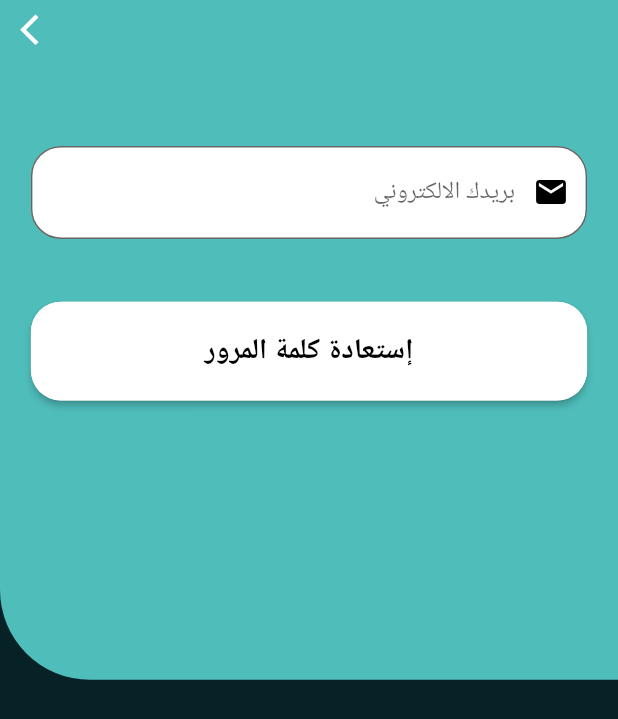
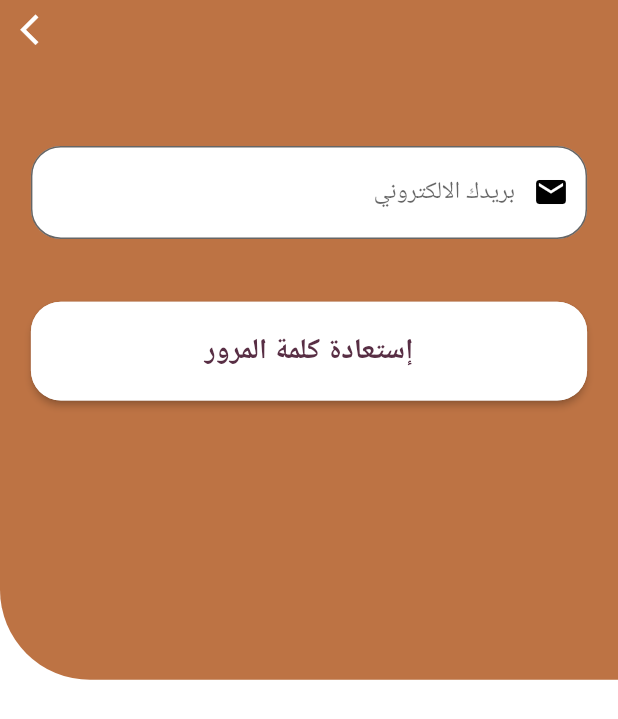
Before and after one commit to ScarX0/Flutter_Hackathon, a Flutter app: the Signin screen opened directly, after a tap on "فتح حساب", after a tap on "تسجيل الدخول", after a tap on "نسيت كلمة السر", on a phone screen of 412 x 824 dp. Shown: the top 719 px of the screen. Run offline on Flutter 3.47's test engine with Material 2 defaults, Android fonts, the phone set to English and light mode, and no system bars.

Commit message:
rebuilding ui

```diff
--- a/lib/Screens/Auth/Signin.dart
+++ b/lib/Screens/Auth/Signin.dart
@@ -52,7 +52,7 @@ class _SigninState extends State<Signin> {
                 Container(
                   height: MediaQuery.of(context).size.height,
                   decoration: const BoxDecoration(
-                    color: Color(0xff072227),
+                    color: Colors.white
                   ),
                 ),
                 Container(
@@ -64,7 +64,7 @@ class _SigninState extends State<Signin> {
                       Expanded(
                         child: Container(
                           decoration: BoxDecoration(
-                            color: Color(0xff4FBDBA),
+                            color: Color(0xffbd7344),
                             borderRadius: BorderRadius.only(
                               topRight: signin
                                   ? Radius.circular(60)
@@ -78,7 +78,7 @@ class _SigninState extends State<Signin> {
                           child: Column(
                             children: [
                               Container(
-                                height: HeightSize * 0.1,
+                                height: HeightSize * 0.11,
                                 padding: EdgeInsets.symmetric(
                                     vertical: HeightSize * 0.02,
                                     horizontal: WidthSize * 0.07),
@@ -110,8 +110,8 @@ class _SigninState extends State<Signin> {
                                             width: WidthSize * 0.2,
                                             height: HeightSize * 0.005,
                                             color: !signin
-                                                ? Color(0xff4FBDBA)
-                                                : Color(0xff072227),
+                                                ? Color(0xffbd7344)
+                                                : Color(0xff582e44),
                                           )
                                         ],
                                       ),
@@ -140,8 +140,8 @@ class _SigninState extends State<Signin> {
                                             width: WidthSize * 0.2,
                                             height: HeightSize * 0.005,
                                             color: signin
-                                                ? Color(0xff4FBDBA)
-                                                : Color(0xff072227),
+                                                ? Color(0xffbd7344)
+                                                : Color(0xff582e44),
                                           )
                                         ],
                                       ),
@@ -183,7 +183,7 @@ class _SigninState extends State<Signin> {
                                                     keyboardType: TextInputType
                                                         .emailAddress,
                                                     cursorColor:
-                                                        Color(0xff4FBDBA),
+                                                        Color(0xff582e44),
                                                     decoration: InputDecoration(
                                                       errorStyle: TextStyle(
                                                         color: Colors.white,
@@ -204,13 +204,13 @@ class _SigninState extends State<Signin> {
 
                                                       hoverColor: Colors.black,
                                                       focusColor:
-                                                          Color(0xff4FBDBA),
+                                                          Color(0xff582e44),
                                                       focusedBorder:
                                                           OutlineInputBorder(
                                                               borderSide:
                                                                   const BorderSide(
                                                                 color: Color(
-                                                                    0xff4FBDBA),
+                                                                    0xff582e44),
                                                               ),
                                                               borderRadius:
                                                                   BorderRadius
@@ -258,7 +258,7 @@ class _SigninState extends State<Signin> {
                                                     obscureText:
                                                         _passwordVisible,
                                                     cursorColor:
-                                                        Color(0xff4FBDBA),
+                                                        Color(0xff582e44),
                                                     decoration: InputDecoration(
                                                       errorStyle: TextStyle(
                                                         color: Colors.white,
@@ -278,13 +278,13 @@ class _SigninState extends State<Signin> {
                                                                           20.0)),
                                                       hoverColor: Colors.black,
                                                       focusColor:
-                                                          Color(0xff4FBDBA),
+                                                          Color(0xff582e44),
                                                       focusedBorder:
                                                           OutlineInputBorder(
                                                               borderSide:
                                                                   const BorderSide(
                                                                 color: Color(
-                                                                    0xff4FBDBA),
+                                                                    0xff582e44),
                                                               ),
                                                               borderRadius:
                                                                   BorderRadius
@@ -378,7 +378,7 @@ class _SigninState extends State<Signin> {
                                                           ),
                                                           Checkbox(
                                                               checkColor: Color(
-                                                                  0xff4FBDBA),
+                                                                  0xff582e44),
                                                               // color of tick Mark
                                                               activeColor:
                                                                   Colors.white,
@@ -402,7 +402,7 @@ class _SigninState extends State<Signin> {
                                                     if (_formKey.currentState!
                                                         .validate()) {}
                                                   },
-                                                  textColor: Color(0xff4FBDBA),
+                                                  textColor: Color(0xff582e44),
                                                   padding:
                                                       const EdgeInsets.all(0.0),
                                                   shape: RoundedRectangleBorder(
@@ -424,7 +424,7 @@ class _SigninState extends State<Signin> {
                                                         style: TextStyle(
                                                           fontSize: WidthSize *
                                                               (25 / 540),
-                                                          color: Colors.black,
+                                                          color: Color(0xff582e44),
                                                           fontWeight:
                                                               FontWeight.bold,
                                                         ),
@@ -484,7 +484,7 @@ class _SigninState extends State<Signin> {
                                                   keyboardType:
                                                       TextInputType.name,
                                                   cursorColor:
-                                                      Color(0xff4FBDBA),
+                                                      Color(0xff582e44),
                                                   decoration: InputDecoration(
                                                     contentPadding:
                                                         EdgeInsets.fromLTRB(
@@ -517,13 +517,13 @@ class _SigninState extends State<Signin> {
                                                                         20.0)),
                                                     hoverColor: Colors.black,
                                                     focusColor:
-                                                        Color(0xff4FBDBA),
+                                                        Color(0xff582e44),
                                                     focusedBorder:
                                                         OutlineInputBorder(
                                                             borderSide:
                                                                 const BorderSide(
                                                               color: Color(
-                                                                  0xff4FBDBA),
+                                                                  0xff582e44),
                                                             ),
                                                             borderRadius:
                                                                 BorderRadius
@@ -573,7 +573,7 @@ class _SigninState extends State<Signin> {
                                                   keyboardType: TextInputType
                                                       .emailAddress,
                                                   cursorColor:
-                                                      Color(0xff4FBDBA),
+                                                      Color(0xff582e44),
                                                   decoration: InputDecoration(
                                                     contentPadding:
                                                         EdgeInsets.fromLTRB(
@@ -606,13 +606,13 @@ class _SigninState extends State<Signin> {
                                                                         20.0)),
                                                     hoverColor: Colors.black,
                                                     focusColor:
-                                                        Color(0xff4FBDBA),
+                                                        Color(0xff582e44),
                                                     focusedBorder:
                                                         OutlineInputBorder(
                                                             borderSide:
                                                                 const BorderSide(
                                                               color: Color(
-                                                                  0xff4FBDBA),
+                                                                  0xff582e44),
                                                             ),
                                                             borderRadius:
                                                                 BorderRadius
@@ -661,7 +661,7 @@ class _SigninState extends State<Signin> {
                                                   keyboardType:
                                                       TextInputType.number,
                                                   cursorColor:
-                                                      Color(0xff4FBDBA),
+                                                      Color(0xff582e44),
                                                   decoration: InputDecoration(
                                                     contentPadding:
                                                         EdgeInsets.fromLTRB(
@@ -694,13 +694,13 @@ class _SigninState extends State<Signin> {
                                                                         20.0)),
                                                     hoverColor: Colors.black,
                                                     focusColor:
-                                                        Color(0xff4FBDBA),
+                                                        Color(0xff582e44),
                                                     focusedBorder:
                                                         OutlineInputBorder(
                                                             borderSide:
                                                                 const BorderSide(
                                                               color: Color(
-                                                                  0xff4FBDBA),
+                                                                  0xff582e44),
                                                             ),
                                                             borderRadius:
                                                                 BorderRadius
@@ -754,7 +754,7 @@ class _SigninState extends State<Signin> {
                                                         keyboardType:
                                                             TextInputType.name,
                                                         cursorColor:
-                                                            Color(0xff4FBDBA),
+                                                            Color(0xff582e44),
                                                         decoration:
                                                             InputDecoration(
                                                           contentPadding: EdgeInsets.fromLTRB(
@@ -788,13 +788,13 @@ class _SigninState extends State<Signin> {
                                                           hoverColor:
                                                               Colors.black,
                                                           focusColor:
-                                                              Color(0xff4FBDBA),
+                                                              Color(0xff582e44),
                                                           focusedBorder:
                                                               OutlineInputBorder(
                                                                   borderSide:
                                                                       const BorderSide(
                                                                     color: Color(
-                                                                        0xff4FBDBA),
+                                                                        0xff582e44),
                                                                   ),
                                                                   borderRadius:
                                                                       BorderRadius
@@ -850,7 +850,7 @@ class _SigninState extends State<Signin> {
                                                   obscureText:
                                                       _password_upVisible,
                                                   cursorColor:
-                                                      Color(0xff4FBDBA),
+                                                      Color(0xff582e44),
                                                   decoration: InputDecoration(
                                                     contentPadding:
                                                         EdgeInsets.fromLTRB(
@@ -883,13 +883,13 @@ class _SigninState extends State<Signin> {
                                                                     .circular(
                                                                         20.0)),
                                                     focusColor:
-                                                        Color(0xff4FBDBA),
+                                                        Color(0xff582e44),
                                                     focusedBorder:
                                                         OutlineInputBorder(
                                                             borderSide:
                                                                 const BorderSide(
                                                               color: Color(
-                                                                  0xff4FBDBA),
+                                                                  0xff582e44),
                                                             ),
                                                             borderRadius:
                                                                 BorderRadius
@@ -947,7 +947,7 @@ class _SigninState extends State<Signin> {
                                                   if (_formKeyUP.currentState!
                                                       .validate()) {}
                                                 },
-                                                textColor: Color(0xff4FBDBA),
+                                                textColor: Color(0xff582e44),
                                                 padding:
                                                     const EdgeInsets.all(0.0),
                                                 shape: RoundedRectangleBorder(
@@ -975,7 +975,7 @@ class _SigninState extends State<Signin> {
                                                       style: TextStyle(
                                                         fontSize: WidthSize *
                                                             (25 / 540),
-                                                        color: Colors.black,
+                                                        color: Color(0xff582e44),
                                                         fontWeight:
                                                             FontWeight.bold,
                                                       ),
@@ -1006,18 +1006,13 @@ class _SigninState extends State<Signin> {
                     height: WidthSize * 0.3,
                     width: WidthSize * 0.3,
                     decoration: const BoxDecoration(
-                      color: Colors.white,
                       borderRadius: BorderRadius.all(Radius.circular(80)),
-                      // image: DecorationImage(
-                      //   fit: BoxFit.cover,
-                      //   image: AssetImage("assets/auth_pic.png"),
-                      // )
+                      image: DecorationImage(
+                        fit: BoxFit.cover,
+                        image: AssetImage("assets/aber_sabel.png"),
+                      )
                     ),
-                    child: Center(
-                        child: Text(
-                      "الشعار",
-                      style: TextStyle(fontSize: WidthSize * (30 / 540)),
-                    )),
+
                   ),
                 ),
                 Container(
@@ -1029,7 +1024,7 @@ class _SigninState extends State<Signin> {
                   child: InkWell(
                       child: Icon(
                         Icons.arrow_back_ios,
-                        color: Colors.white,
+                        color: Color(0xff582e44),
                         size: WidthSize * (40.0 / 540),
                       ),
                       onTap: () async {
--- a/lib/Screens/Auth/forgotPassword.dart
+++ b/lib/Screens/Auth/forgotPassword.dart
@@ -31,12 +31,12 @@ class _forgotState extends State<forgot> {
                 AnimatedContainer(
                   duration: Duration(milliseconds: 500),
                   height: sizee.height,
-                  color:  Color(0xff072227),
+                  color:  Colors.white,
                 ),
                 Container(
                   height:HeightSize * 0.55,
                   decoration: BoxDecoration(
-                    color: Color(0xff4FBDBA),
+                    color: Color(0xffbd7344),
                     borderRadius: BorderRadius.only(
                       bottomLeft: Radius.circular(60),
                       //  bottomLeft: Radius.circular(100),
@@ -86,13 +86,13 @@ class _forgotState extends State<forgot> {
                             //  _authData['email'] = value!;
                           },
                           keyboardType: TextInputType.emailAddress,
-                          cursorColor: Color(0xff35858B),
+                          cursorColor: Color(0xff582e44),
                           decoration: InputDecoration(
                             hoverColor: Colors.black,
-                            focusColor: Color(0xff35858B),
+                            focusColor: Color(0xff582e44),
                             focusedBorder: OutlineInputBorder(
                                 borderSide: const BorderSide(
-                                  color: Color(0xff35858B),
+                                  color: Color(0xff582e44),
                                 ),
                                 borderRadius: BorderRadius.circular(20.0)),
                             fillColor: Colors.white,
@@ -141,7 +141,7 @@ class _forgotState extends State<forgot> {
                           //   Navigator.pop(context);
                           // }
                         },
-                        textColor: Color(0xff35858B),
+                        textColor: Color(0xff582e44),
                         padding: const EdgeInsets.all(0.0),
                         shape: RoundedRectangleBorder(
                             borderRadius: BorderRadius.circular(20.0)),
@@ -158,7 +158,7 @@ class _forgotState extends State<forgot> {
                               style: TextStyle(
 
                                 fontSize: sizee.width * (25 / 540),
-                                color: Colors.black,
+                                color: Color(0xff582e44),
                                 fontWeight: FontWeight.bold,
                               ),
                               textAlign: TextAlign.center,
--- a/pubspec.yaml
+++ b/pubspec.yaml
@@ -66,6 +66,7 @@ flutter:
 
   assets:
     - assets/auth_pic.png
+    - assets/aber_sabel.png
 
 
   # To add assets to your application, add an assets section, like this:
```
Also changed, not shown: lib/Screens/Auth/UserType.dart (+50 -48 lines), lib/main.dart (+6 -4 lines), assets/aber_sabel.png (added), assets/auth_pic.png (deleted).
